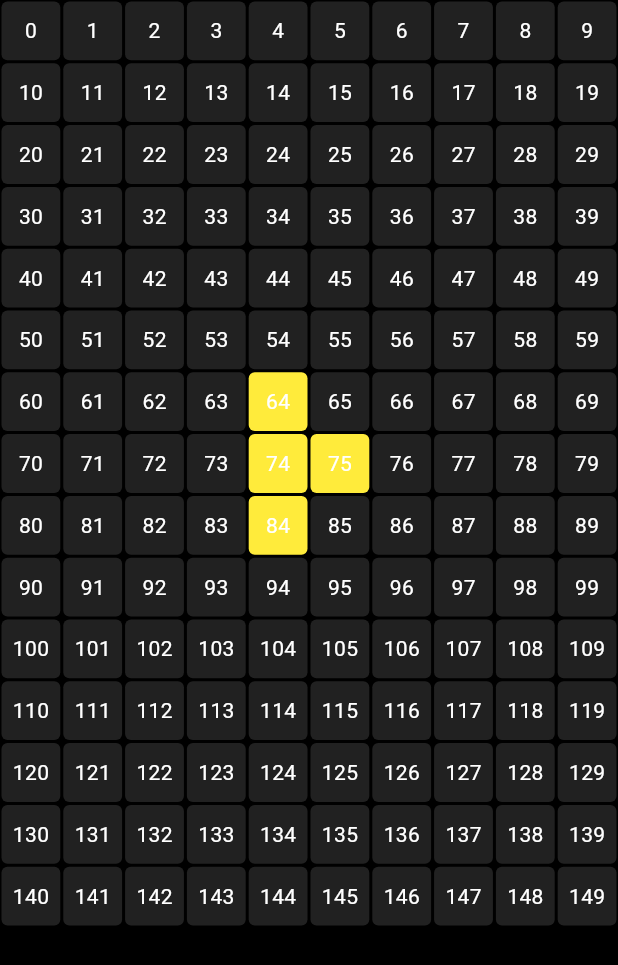
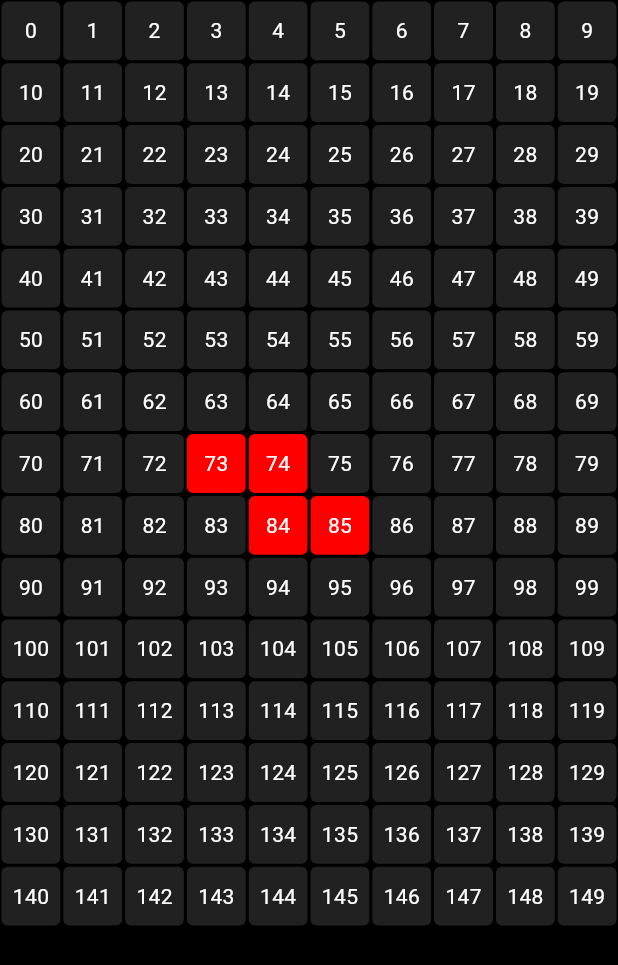
Before and after one commit to DinuriJayaweera/TetrisGame, a Flutter app: the screen it shows after launch, on a phone screen of 412 x 824 dp. Shown: the top 965 px of the screen. Run offline on Flutter 3.47's test engine with Material 3 defaults, Android fonts, the phone set to English and light mode, and no system bars.

Commit message:
collision detection and colors

```diff
--- a/lib/board.dart
+++ b/lib/board.dart
@@ -1,10 +1,27 @@
 import 'dart:async';
-
+import 'dart:nativewrappers/_internal/vm/lib/math_patch.dart';
 import 'package:flutter/material.dart';
 import 'package:tetris_game/piece.dart';
 import 'package:tetris_game/pixel.dart';
 import 'package:tetris_game/values.dart';
 
+/*
+
+GAME BOARD
+
+This is a 2x2 grid with null representing an empty space.
+A non empty space will have the color to represent the landed pieces
+
+*/
+
+// create game board
+List<List<Tetromino?>> gameBoard = List.generate(
+  colLength,
+  (i) => List.generate(
+  rowLength,
+  (j) => null,
+  ),
+  );
 
 class GameBoard extends StatefulWidget {
   const GameBoard({super.key});
@@ -15,7 +32,7 @@ class GameBoard extends StatefulWidget {
 
 class _GameBoardState extends State<GameBoard> {
   //current tetris piecce
-  Piece currentPiece = Piece(type: Tetromino.T);
+  Piece currentPiece = Piece(type: Tetromino.Z);
 
   @override
   void initState() {
@@ -39,11 +56,78 @@ class _GameBoardState extends State<GameBoard> {
       frameRate,
     (timer) {
       setState(() {
+        // check landing
+        checkLanding();
+
         //move current piece down
         currentPiece.movePiece(Direction.down);
       });
     },
     );
+  }
+
+  // check for collision in a future position
+  // returns true -> there is a collision
+  // returns false -> there is no collision
+  bool checkCollision(Direction direction) {
+    // loop through each position of the current piece
+    for (int i = 0; i < currentPiece.position.length; i++) {
+      // calculate the row and column of the current position
+      int row = (currentPiece.position[i] / rowLength).floor();
+      int col = currentPiece.position[i] % rowLength;
+
+      // adjust the row and col based on the direction
+      if (direction == Direction.left) {
+        col -= 1;
+      } else if (direction == Direction.right) {
+        col += 1;
+      } else if (direction == Direction.down) {
+        row += 1;
+      }
+
+      // check if the piece is out of bounds (either too low or too far to the left or right)
+      if (row >= colLength || col < 0 || col >= rowLength) {
+        return true;
+      }
+
+    // check if the current position is already occupied by another piece in the game board
+    if (row >= 0 && col >= 0) {
+      if (gameBoard[row][col] != null) {
+        return true;
+      }
+    }
+  }
+
+     //if no collisions are detected, return false
+      return false;
+  }
+
+  void checkLanding () {
+    // if going down is occupied
+    if (checkCollision(Direction.down)) {
+      // mark position as occupied on the gameboard
+      for (int i=0; i < currentPiece.position.length; i++) {
+        int row = (currentPiece.position[i] / rowLength).floor();
+        int col = currentPiece.position[i] % rowLength;
+        if (row>=0 && col>=0) {
+          gameBoard[row][col] = currentPiece.type;
+        }
+      }
+
+      // once landed, creaate the next piece
+      createNewPiece();
+    }
+  }
+
+  void createNewPiece(){
+    // create a random object to generate random tetroimino types
+    Random rand = Random();
+
+    // create a new piece with random type
+    Tetromino randomType =
+    Tetromino.values[rand.nextInt(Tetromino.values.length)];
+    currentPiece = Piece(type: randomType);
+    currentPiece.initializePiece();
   }
 
   @override
@@ -54,15 +138,28 @@ class _GameBoardState extends State<GameBoard> {
         itemCount: rowLength * colLength,
         physics: const NeverScrollableScrollPhysics(),
         gridDelegate: SliverGridDelegateWithFixedCrossAxisCount(
-          crossAxisCount: rowLength,
-        ),
+          crossAxisCount: rowLength),
         itemBuilder: (context, index) {
+
+          //get row and col of each index
+          int row = (index / rowLength).floor();
+        int col = index % rowLength;
+
+          //current piece
           if (currentPiece.position.contains(index)) {
             return Pixel(
-              color: Colors.yellow,
+              color:currentPiece.color,
               child: index,
               );
-          } else {
+          }
+
+          // landed pieces
+          else if(gameBoard[row][col] != null){
+            final Tetromino? tetrominoType = gameBoard[row][col];
+            return Pixel(color:tetrominoColors[tetrominoType], child: '');
+          }
+          //blank pixel
+           else {
             return Pixel(
              color: Colors.grey[900],
              child: index,
--- a/lib/piece.dart
+++ b/lib/piece.dart
@@ -1,3 +1,5 @@
+import 'dart:ui';
+
 import 'values.dart';
 
 class Piece {
@@ -6,10 +8,14 @@ class Piece {
 
   Piece({required this.type});
 
-
-
   // the piece is just a list of integers
   List<int> position = [];
+
+  // color of tetris piece
+  Color get color{
+    return tetrominoColors[type]??
+    const Color (0xFFFFFFFF); // Default to white if no color is found
+  }
 
   // generate the integers
   void initializePiece() {
--- a/lib/values.dart
+++ b/lib/values.dart
@@ -1,4 +1,7 @@
 // grid dimensions
+
+import 'package:flutter/material.dart';
+
 int rowLength = 10;
 int colLength = 15;
 
@@ -47,3 +50,13 @@ enum Tetromino {
 
     */
 }
+
+const Map<Tetromino, Color> tetrominoColors = {
+  Tetromino.L: Color(0XFFFFA500),
+  Tetromino.J: Color.fromARGB(255, 0, 102, 255),
+  Tetromino.I: Color.fromARGB(255, 242, 0, 255),
+  Tetromino.O: Color(0XFFFFFF00),
+  Tetromino.S: Color(0XFF008000),
+  Tetromino.Z: Color(0XFFFF0000),
+  Tetromino.T: Color.fromRGBO(156, 39, 176, 1),
+};
```
